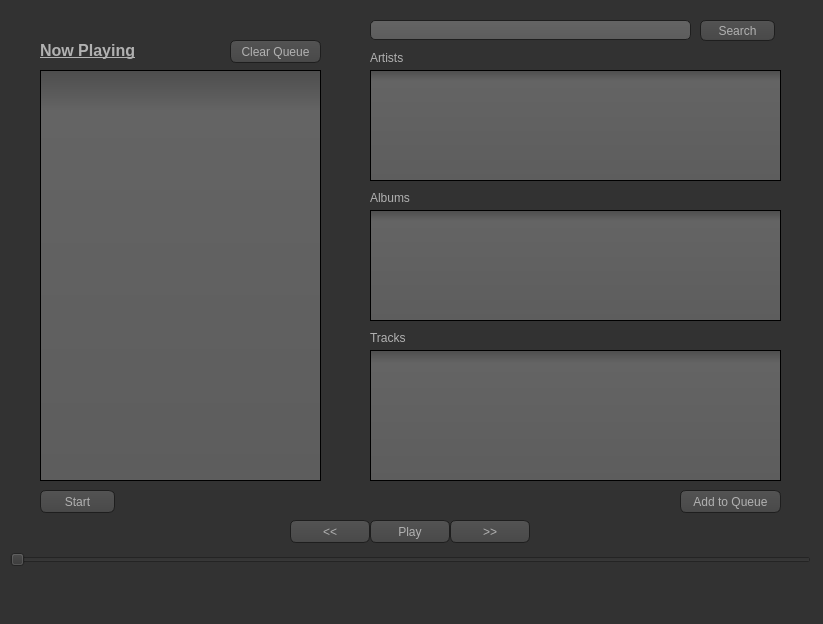
nightfire8199/project-hermes, file ui1.ui: the form before one commit.
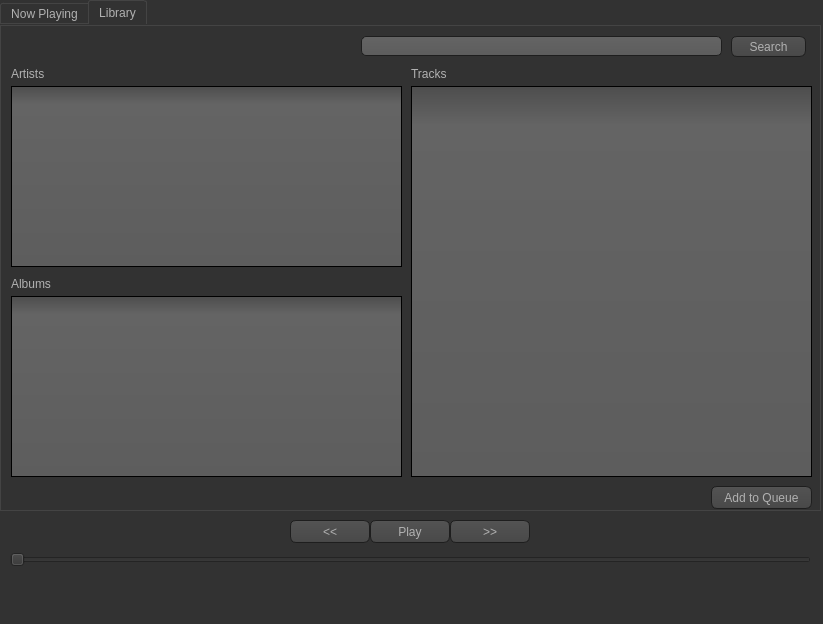
The form after the commit. Icons and pictures are not drawn.

```diff
--- a/ui1.ui
+++ b/ui1.ui
@@ -475,104 +475,6 @@
 }</string>
   </property>
   <widget class="QWidget" name="centralwidget">
-   <widget class="QPushButton" name="searchButton">
-    <property name="geometry">
-     <rect>
-      <x>700</x>
-      <y>20</y>
-      <width>75</width>
-      <height>21</height>
-     </rect>
-    </property>
-    <property name="text">
-     <string>Search</string>
-    </property>
-   </widget>
-   <widget class="QListWidget" name="searchResults_Tra">
-    <property name="geometry">
-     <rect>
-      <x>370</x>
-      <y>350</y>
-      <width>411</width>
-      <height>131</height>
-     </rect>
-    </property>
-   </widget>
-   <widget class="QPushButton" name="startButton">
-    <property name="geometry">
-     <rect>
-      <x>40</x>
-      <y>490</y>
-      <width>75</width>
-      <height>23</height>
-     </rect>
-    </property>
-    <property name="text">
-     <string>Start</string>
-    </property>
-   </widget>
-   <widget class="QLineEdit" name="searchBox">
-    <property name="geometry">
-     <rect>
-      <x>370</x>
-      <y>20</y>
-      <width>321</width>
-      <height>20</height>
-     </rect>
-    </property>
-    <property name="text">
-     <string/>
-    </property>
-   </widget>
-   <widget class="QListWidget" name="nowPlaying">
-    <property name="geometry">
-     <rect>
-      <x>40</x>
-      <y>70</y>
-      <width>281</width>
-      <height>411</height>
-     </rect>
-    </property>
-   </widget>
-   <widget class="QPushButton" name="addButton">
-    <property name="geometry">
-     <rect>
-      <x>680</x>
-      <y>490</y>
-      <width>101</width>
-      <height>23</height>
-     </rect>
-    </property>
-    <property name="text">
-     <string>Add to Queue</string>
-    </property>
-   </widget>
-   <widget class="QPushButton" name="clearQueueButton">
-    <property name="geometry">
-     <rect>
-      <x>230</x>
-      <y>40</y>
-      <width>91</width>
-      <height>23</height>
-     </rect>
-    </property>
-    <property name="text">
-     <string>Clear Queue</string>
-    </property>
-   </widget>
-   <widget class="QLabel" name="label">
-    <property name="geometry">
-     <rect>
-      <x>40</x>
-      <y>40</y>
-      <width>111</width>
-      <height>21</height>
-     </rect>
-    </property>
-    <property name="text">
-     <string>&lt;html&gt;&lt;head/&gt;&lt;body&gt;&lt;p&gt;&lt;span style=&quot; font-size:12pt; font-weight:600; text-decoration: underline;&quot;&gt;Now Playing&lt;/span&gt;&lt;/p&gt;&lt;/body&gt;&lt;/html&gt;</string>
-    </property>
-   </widget>
    <widget class="QSlider" name="trackSlider">
     <property name="geometry">
      <rect>
@@ -589,65 +491,6 @@
      <enum>Qt::Horizontal</enum>
     </property>
    </widget>
-   <widget class="QListWidget" name="searchResults_Alb">
-    <property name="geometry">
-     <rect>
-      <x>370</x>
-      <y>210</y>
-      <width>411</width>
-      <height>111</height>
-     </rect>
-    </property>
-   </widget>
-   <widget class="QListWidget" name="searchResults_Art">
-    <property name="geometry">
-     <rect>
-      <x>370</x>
-      <y>70</y>
-      <width>411</width>
-      <height>111</height>
-     </rect>
-    </property>
-   </widget>
-   <widget class="QLabel" name="label_2">
-    <property name="geometry">
-     <rect>
-      <x>370</x>
-      <y>330</y>
-      <width>57</width>
-      <height>15</height>
-     </rect>
-    </property>
-    <property name="text">
-     <string>Tracks</string>
-    </property>
-   </widget>
-   <widget class="QLabel" name="label_3">
-    <property name="geometry">
-     <rect>
-      <x>370</x>
-      <y>190</y>
-      <width>57</width>
-      <height>15</height>
-     </rect>
-    </property>
-    <property name="text">
-     <string>Albums</string>
-    </property>
-   </widget>
-   <widget class="QLabel" name="label_4">
-    <property name="geometry">
-     <rect>
-      <x>370</x>
-      <y>50</y>
-      <width>57</width>
-      <height>15</height>
-     </rect>
-    </property>
-    <property name="text">
-     <string>Artists</string>
-    </property>
-   </widget>
    <widget class="QPushButton" name="playpauseButton">
     <property name="geometry">
      <rect>
@@ -687,6 +530,199 @@
      <string>&lt;&lt;</string>
     </property>
    </widget>
+   <widget class="QTabWidget" name="tabWidget">
+    <property name="geometry">
+     <rect>
+      <x>0</x>
+      <y>0</y>
+      <width>821</width>
+      <height>511</height>
+     </rect>
+    </property>
+    <property name="currentIndex">
+     <number>1</number>
+    </property>
+    <widget class="QWidget" name="tab">
+     <attribute name="title">
+      <string>Now Playing</string>
+     </attribute>
+     <widget class="QPushButton" name="clearQueueButton">
+      <property name="geometry">
+       <rect>
+        <x>640</x>
+        <y>450</y>
+        <width>91</width>
+        <height>23</height>
+       </rect>
+      </property>
+      <property name="text">
+       <string>Clear Queue</string>
+      </property>
+     </widget>
+     <widget class="QListWidget" name="nowPlaying">
+      <property name="geometry">
+       <rect>
+        <x>10</x>
+        <y>0</y>
+        <width>801</width>
+        <height>441</height>
+       </rect>
+      </property>
+     </widget>
+     <widget class="QPushButton" name="startButton">
+      <property name="geometry">
+       <rect>
+        <x>740</x>
+        <y>450</y>
+        <width>75</width>
+        <height>23</height>
+       </rect>
+      </property>
+      <property name="text">
+       <string>Start</string>
+      </property>
+     </widget>
+     <widget class="QPushButton" name="streamButton">
+      <property name="geometry">
+       <rect>
+        <x>10</x>
+        <y>450</y>
+        <width>80</width>
+        <height>23</height>
+       </rect>
+      </property>
+      <property name="text">
+       <string>Stream</string>
+      </property>
+     </widget>
+     <widget class="QPushButton" name="likeButton">
+      <property name="geometry">
+       <rect>
+        <x>100</x>
+        <y>450</y>
+        <width>80</width>
+        <height>23</height>
+       </rect>
+      </property>
+      <property name="text">
+       <string>❤</string>
+      </property>
+     </widget>
+    </widget>
+    <widget class="QWidget" name="tab_2">
+     <attribute name="title">
+      <string>Library</string>
+     </attribute>
+     <widget class="QListWidget" name="searchResults_Art">
+      <property name="geometry">
+       <rect>
+        <x>10</x>
+        <y>60</y>
+        <width>391</width>
+        <height>181</height>
+       </rect>
+      </property>
+     </widget>
+     <widget class="QListWidget" name="searchResults_Alb">
+      <property name="geometry">
+       <rect>
+        <x>10</x>
+        <y>270</y>
+        <width>391</width>
+        <height>181</height>
+       </rect>
+      </property>
+     </widget>
+     <widget class="QListWidget" name="searchResults_Tra">
+      <property name="geometry">
+       <rect>
+        <x>410</x>
+        <y>60</y>
+        <width>401</width>
+        <height>391</height>
+       </rect>
+      </property>
+     </widget>
+     <widget class="QLabel" name="label_4">
+      <property name="geometry">
+       <rect>
+        <x>10</x>
+        <y>40</y>
+        <width>57</width>
+        <height>15</height>
+       </rect>
+      </property>
+      <property name="text">
+       <string>Artists</string>
+      </property>
+     </widget>
+     <widget class="QLabel" name="label_3">
+      <property name="geometry">
+       <rect>
+        <x>10</x>
+        <y>250</y>
+        <width>57</width>
+        <height>15</height>
+       </rect>
+      </property>
+      <property name="text">
+       <string>Albums</string>
+      </property>
+     </widget>
+     <widget class="QLabel" name="label_2">
+      <property name="geometry">
+       <rect>
+        <x>410</x>
+        <y>40</y>
+        <width>57</width>
+        <height>15</height>
+       </rect>
+      </property>
+      <property name="text">
+       <string>Tracks</string>
+      </property>
+     </widget>
+     <widget class="QPushButton" name="addButton">
+      <property name="geometry">
+       <rect>
+        <x>710</x>
+        <y>460</y>
+        <width>101</width>
+        <height>23</height>
+       </rect>
+      </property>
+      <property name="text">
+       <string>Add to Queue</string>
+      </property>
+     </widget>
+     <widget class="QLineEdit" name="searchBox">
+      <property name="geometry">
+       <rect>
+        <x>360</x>
+        <y>10</y>
+        <width>361</width>
+        <height>20</height>
+       </rect>
+      </property>
+      <property name="text">
+       <string/>
+      </property>
+     </widget>
+     <widget class="QPushButton" name="searchButton">
+      <property name="geometry">
+       <rect>
+        <x>730</x>
+        <y>10</y>
+        <width>75</width>
+        <height>21</height>
+       </rect>
+      </property>
+      <property name="text">
+       <string>Search</string>
+      </property>
+     </widget>
+    </widget>
+   </widget>
   </widget>
   <widget class="QMenuBar" name="menubar">
    <property name="geometry">
```
